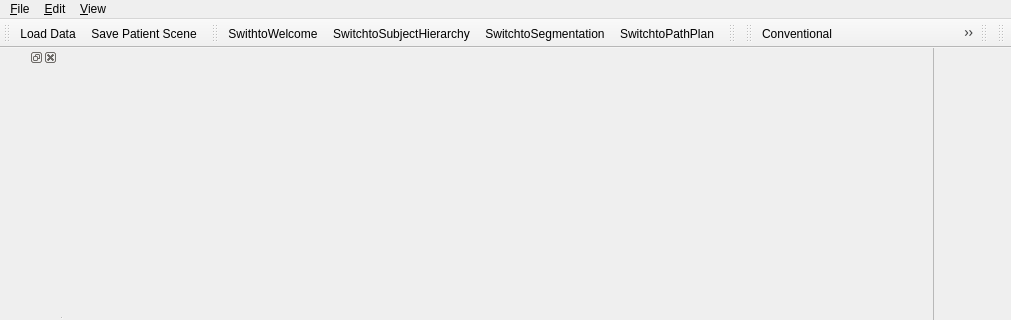
Old version of the form Applications/SRPlanApp/Resources/UI/qSlicerAppMainWindow.ui in the repository zoulianmp/SRPlan4Snake; both pictures show x 0 to 1011 and y 0 to 320 of the 1011 by 622 pixel window.
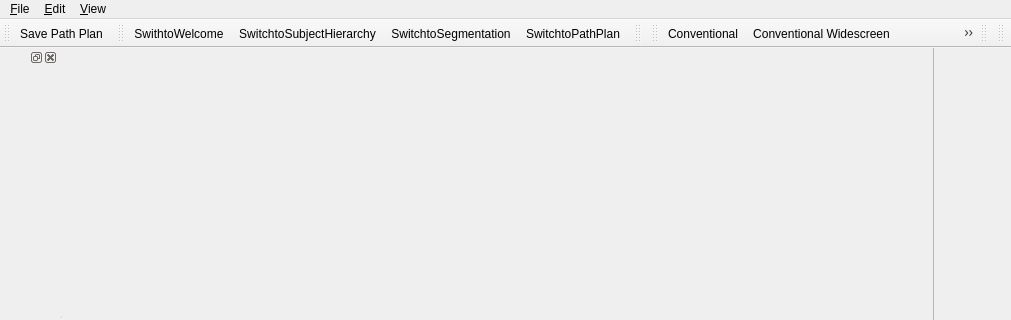
New version of the form. Icons and pictures are not drawn. Custom widgets are drawn as their Qt base class.

Patch:
```diff
--- a/Applications/SRPlanApp/Resources/UI/qSlicerAppMainWindow.ui
+++ b/Applications/SRPlanApp/Resources/UI/qSlicerAppMainWindow.ui
@@ -184,7 +184,6 @@
    <attribute name="toolBarBreak">
     <bool>false</bool>
    </attribute>
-   <addaction name="FileLoadDataAction"/>
    <addaction name="FileSaveSceneAction"/>
   </widget>
   <widget class="QToolBar" name="ModuleToolBar">
@@ -368,7 +367,7 @@
      <normaloff>:/Icons/Small/SlicerSave.png</normaloff>:/Icons/Small/SlicerSave.png</iconset>
    </property>
    <property name="text">
-    <string>Save Patient Scene</string>
+    <string>Save Path Plan</string>
    </property>
    <property name="toolTip">
     <string>Display the &quot;Save Data&quot; widget, which offers many options for saving a scene and/or individual datasets.</string>
```
Left out of the diff: 106 changed lines with no effect on the pictures.
